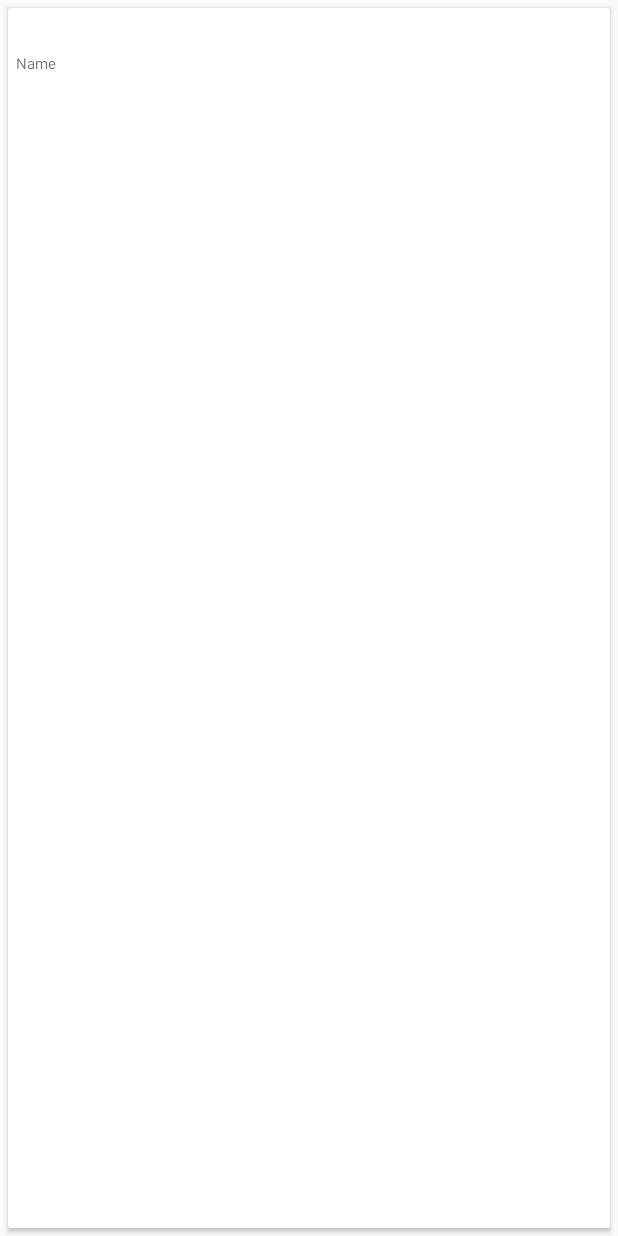
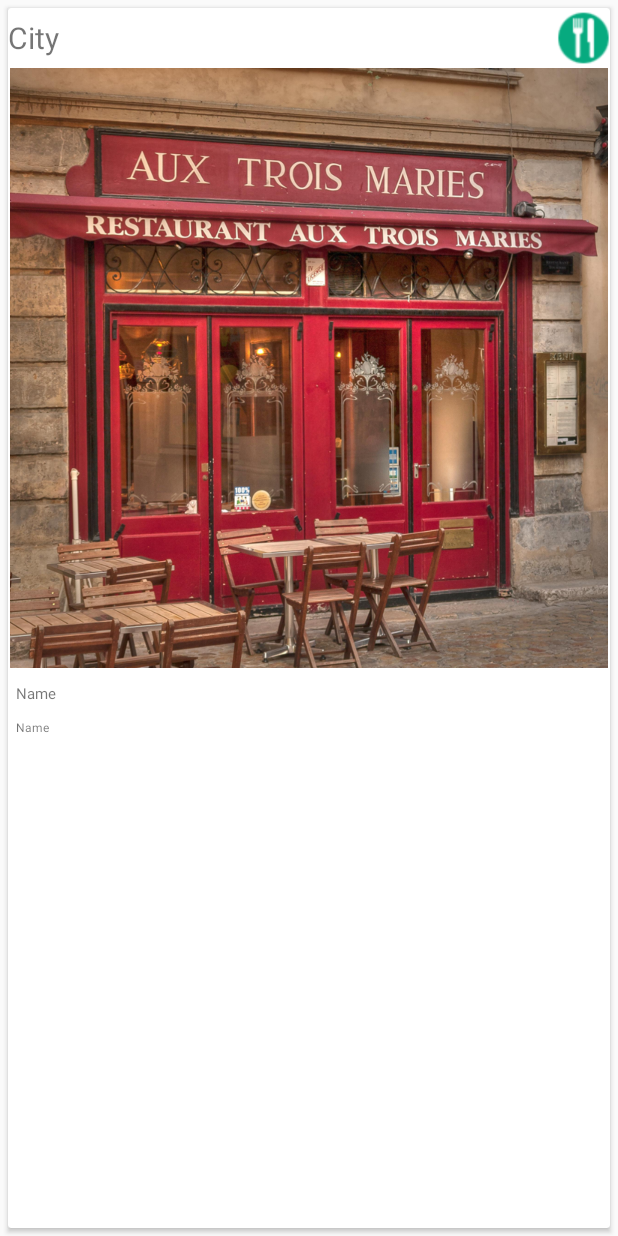
Before and after one commit to timkersch/SnapSpot, an Android app: the layout card_layout.xml on its own in the app's theme, with its tools: preview values and no code run, on a phone screen of 412 x 824 dp. Run offline under Robolectric (Android 15) with nearby library versions, the phone set to English and light mode, and no system bars.

Commit message:
cardview update

```diff
--- a/SnapSpot/app/build.gradle
+++ b/SnapSpot/app/build.gradle
@@ -23,6 +23,7 @@ dependencies {
     compile fileTree(dir: 'libs', include: ['*.jar'])
     compile 'com.android.support:appcompat-v7:22.1.1'
     compile 'com.google.android.gms:play-services:7.3.0'
+    compile 'com.android.support:cardview-v7:21.0.+'
     compile 'com.getbase:floatingactionbutton:1.9.0'
     compile project(path: ':backend', configuration: 'android-endpoints')
 }
--- a/SnapSpot/app/src/main/res/layout/card_layout.xml
+++ b/SnapSpot/app/src/main/res/layout/card_layout.xml
@@ -11,15 +11,34 @@
         android:layout_width="match_parent"
         android:layout_height="match_parent">
 
-        <TextView
-            android:id="@+id/title"
-            android:layout_width="match_parent"
-            android:layout_height="20dp"
-            android:text="contact det"
-            android:gravity="center_vertical"
-            android:textColor="@android:color/white"
-            android:textSize="14dp"/>
+        <LinearLayout
+            android:layout_width="fill_parent"
+            android:layout_height="40dp"
+	        android:id="@+id/header">
 
+            <TextView
+                android:layout_weight="8"
+                android:id="@+id/title"
+                android:layout_width="match_parent"
+                android:layout_height="fill_parent"
+                android:text="City"
+                android:textAlignment="center"
+                android:gravity="center_vertical"
+                android:textSize="20dp"/>
+
+            <ImageView
+                android:layout_weight="1"
+                android:layout_width="40dp"
+                android:layout_height="40dp"
+	            android:src="@drawable/icon_food"/>
+
+        </LinearLayout>
+        <ImageView
+            android:layout_width="fill_parent"
+            android:layout_height="400dp"
+            android:layout_below="@+id/header"
+            android:src="@drawable/sample_image"
+            android:id="@+id/image"/>
         <TextView
             android:id="@+id/description"
             android:layout_width="wrap_content"
@@ -27,9 +46,19 @@
             android:text="Name"
             android:gravity="center_vertical"
             android:textSize="10dp"
-            android:layout_below="@id/title"
+            android:layout_below="@id/image"
             android:layout_marginTop="10dp"
             android:layout_marginLeft="5dp"/>
 
+        <TextView
+            android:id="@+id/time"
+            android:layout_width="wrap_content"
+            android:layout_height="wrap_content"
+            android:text="Name"
+            android:gravity="center_vertical"
+            android:textSize="8dp"
+            android:layout_below="@id/description"
+            android:layout_marginTop="10dp"
+            android:layout_marginLeft="5dp"/>
     </RelativeLayout>
 </android.support.v7.widget.CardView>
```
Also changed, not shown: SnapSpot/app/src/main/res/drawable/icon_food.png (added), SnapSpot/app/src/main/res/drawable/sample_image.png (added).
